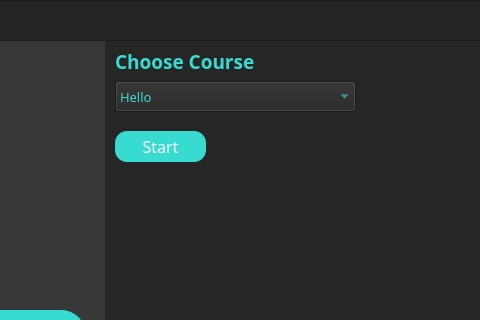
First picture: the form in gui/interfaces/InstructorDashboard.ui, repository dev-otaher/Saqer, before the edit; both pictures show x 205 to 685 and y 0 to 320 of the 1200 by 800 pixel window.
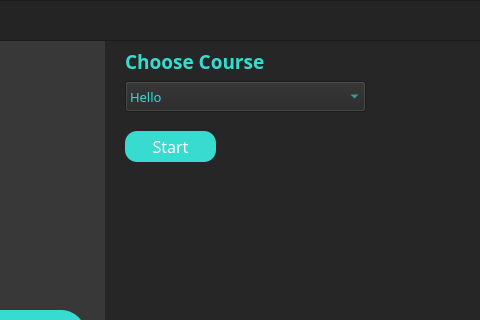
Second picture: the form after the edit. The open tabs and pages were chosen to show the change. Icons and pictures are not drawn.

```diff
--- a/gui/interfaces/InstructorDashboard.ui
+++ b/gui/interfaces/InstructorDashboard.ui
@@ -786,63 +786,23 @@
      </widget>
     </widget>
     <widget class="QWidget" name="i_start_session_sec">
-     <widget class="QLabel" name="i_title_start">
+     <widget class="QStackedWidget" name="i_video_sec">
       <property name="geometry">
        <rect>
-        <x>10</x>
-        <y>10</y>
-        <width>211</width>
-        <height>21</height>
+        <x>0</x>
+        <y>0</y>
+        <width>881</width>
+        <height>731</height>
        </rect>
       </property>
-      <property name="font">
-       <font>
-        <family>RB</family>
-        <pointsize>14</pointsize>
-        <weight>75</weight>
-        <bold>true</bold>
-       </font>
+      <property name="currentIndex">
+       <number>0</number>
       </property>
-      <property name="styleSheet">
-       <string notr="true">color: #38DBD0;</string>
-      </property>
-      <property name="text">
-       <string>Choose Course</string>
-      </property>
-     </widget>
-     <widget class="QComboBox" name="comboBox">
-      <property name="geometry">
-       <rect>
-        <x>10</x>
-        <y>40</y>
-        <width>241</width>
-        <height>31</height>
-       </rect>
-      </property>
-      <property name="font">
-       <font>
-        <family>RB</family>
-        <pointsize>10</pointsize>
-       </font>
-      </property>
-      <property name="styleSheet">
-       <string notr="true">color: #38DBD0;</string>
-      </property>
-      <item>
-       <property name="text">
-        <string>Hello</string>
-       </property>
-      </item>
-      <item>
-       <property name="text">
-        <string>Hello2</string>
-       </property>
-      </item>
-     </widget>
+      <widget class="QWidget" name="i_choose_course">
      <widget class="QPushButton" name="i_start">
       <property name="geometry">
        <rect>
-        <x>10</x>
+          <x>20</x>
         <y>90</y>
         <width>91</width>
         <height>31</height>
@@ -895,6 +855,62 @@
       <property name="flat">
        <bool>false</bool>
       </property>
+       </widget>
+       <widget class="QLabel" name="i_title_start">
+        <property name="geometry">
+         <rect>
+          <x>20</x>
+          <y>10</y>
+          <width>211</width>
+          <height>21</height>
+         </rect>
+        </property>
+        <property name="font">
+         <font>
+          <family>RB</family>
+          <pointsize>14</pointsize>
+          <weight>75</weight>
+          <bold>true</bold>
+         </font>
+        </property>
+        <property name="styleSheet">
+         <string notr="true">color: #38DBD0;</string>
+        </property>
+        <property name="text">
+         <string>Choose Course</string>
+        </property>
+       </widget>
+       <widget class="QComboBox" name="comboBox">
+        <property name="geometry">
+         <rect>
+          <x>20</x>
+          <y>40</y>
+          <width>241</width>
+          <height>31</height>
+         </rect>
+        </property>
+        <property name="font">
+         <font>
+          <family>RB</family>
+          <pointsize>10</pointsize>
+         </font>
+        </property>
+        <property name="styleSheet">
+         <string notr="true">color: #38DBD0;</string>
+        </property>
+        <item>
+         <property name="text">
+          <string>Hello</string>
+         </property>
+        </item>
+        <item>
+         <property name="text">
+          <string>Hello2</string>
+         </property>
+        </item>
+       </widget>
+      </widget>
+      <widget class="QWidget" name="i_video_holder"/>
      </widget>
     </widget>
     <widget class="QWidget" name="i_end_session_sec">
```
Lines whose indentation alone changed are shown as unchanged.
